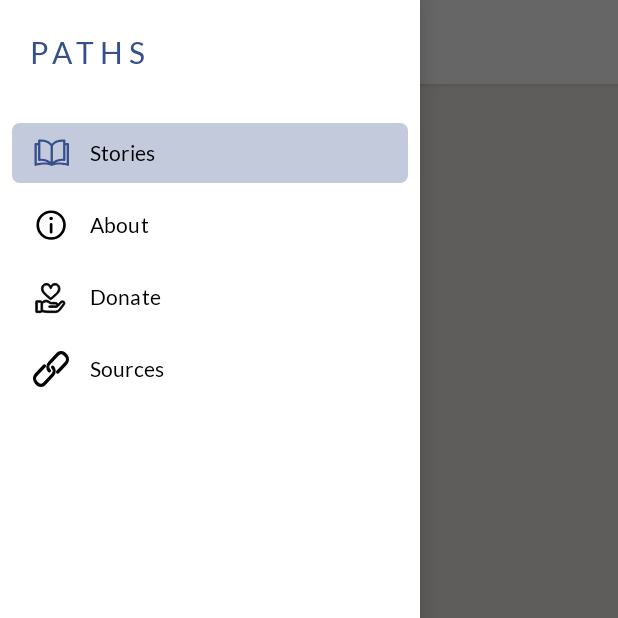
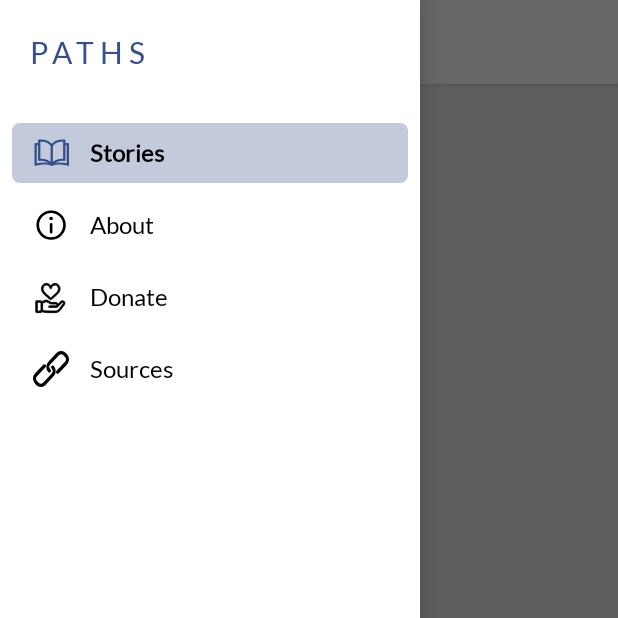
Before and after one commit to Jimmt/Homeless-Stories, an Android app: the MainActivity screen opened directly, with no data from a screen before it, with the side drawer open, on a phone screen of 412 x 824 dp, the top half of it. Run offline under Robolectric (Android 15) with nearby library versions, the phone set to English and light mode, and no system bars; libraries missing offline, so code that uses them is left out: net.cachapa.expandablelayout; Roboto replaces fonts that are not available here.

Commit message:
drawer menu text to 16sp

```diff
--- a/app/src/main/res/layout/drawer.xml
+++ b/app/src/main/res/layout/drawer.xml
@@ -53,6 +53,7 @@
         android:layout_height="match_parent"
         android:layout_gravity="start"
         android:fitsSystemWindows="true"
+        app:itemTextAppearance="@style/MenuItem"
         app:headerLayout="@layout/nav_header"
         app:itemBackground="@drawable/nav_menu_item_bg"
         app:itemIconTint="@color/drawer_item_color"
--- a/app/src/main/res/values/styles.xml
+++ b/app/src/main/res/values/styles.xml
@@ -85,4 +85,8 @@
         <item name="android:background">@color/colorPage</item>
         <item name="android:elevation">0dp</item>
     </style>
+
+    <style name="MenuItem" parent="AppTheme">
+        <item name="android:textSize">16sp</item>
+    </style>
 </resources>
```
